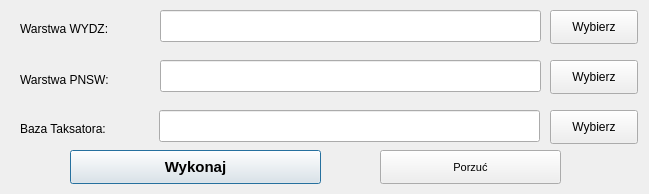
This is skrypty/ui/ui_baza_dopisz_pnsw.ui in Marcus-LAS-R/LASR as Qt 5 draws it before an edit. The edited form follows.
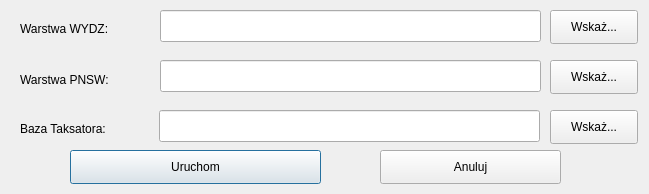
This is the edited form.

The edit to the form file:
```diff
--- a/skrypty/ui/ui_baza_dopisz_pnsw.ui
+++ b/skrypty/ui/ui_baza_dopisz_pnsw.ui
@@ -30,13 +30,10 @@
    <property name="font">
     <font>
      <family>Arial</family>
-     <pointsize>11</pointsize>
-     <weight>75</weight>
-     <bold>true</bold>
     </font>
    </property>
    <property name="text">
-    <string>Wykonaj</string>
+    <string>Uruchom</string>
    </property>
   </widget>
   <widget class="QPushButton" name="pushButton_cancel">
@@ -51,11 +48,10 @@
    <property name="font">
     <font>
      <family>Arial</family>
-     <pointsize>8</pointsize>
     </font>
    </property>
    <property name="text">
-    <string>Porzuć</string>
+    <string>Anuluj</string>
    </property>
   </widget>
   <widget class="QLineEdit" name="lineEdit_wydz">
@@ -172,7 +168,7 @@
     </font>
    </property>
    <property name="text">
-    <string>Wybierz</string>
+    <string>Wskaż...</string>
    </property>
   </widget>
   <widget class="QPushButton" name="pushButton_baza">
@@ -190,7 +186,7 @@
     </font>
    </property>
    <property name="text">
-    <string>Wybierz</string>
+    <string>Wskaż...</string>
    </property>
   </widget>
   <widget class="QPushButton" name="pushButton_pnsw">
@@ -208,7 +204,7 @@
     </font>
    </property>
    <property name="text">
-    <string>Wybierz</string>
+    <string>Wskaż...</string>
    </property>
   </widget>
  </widget>
```
